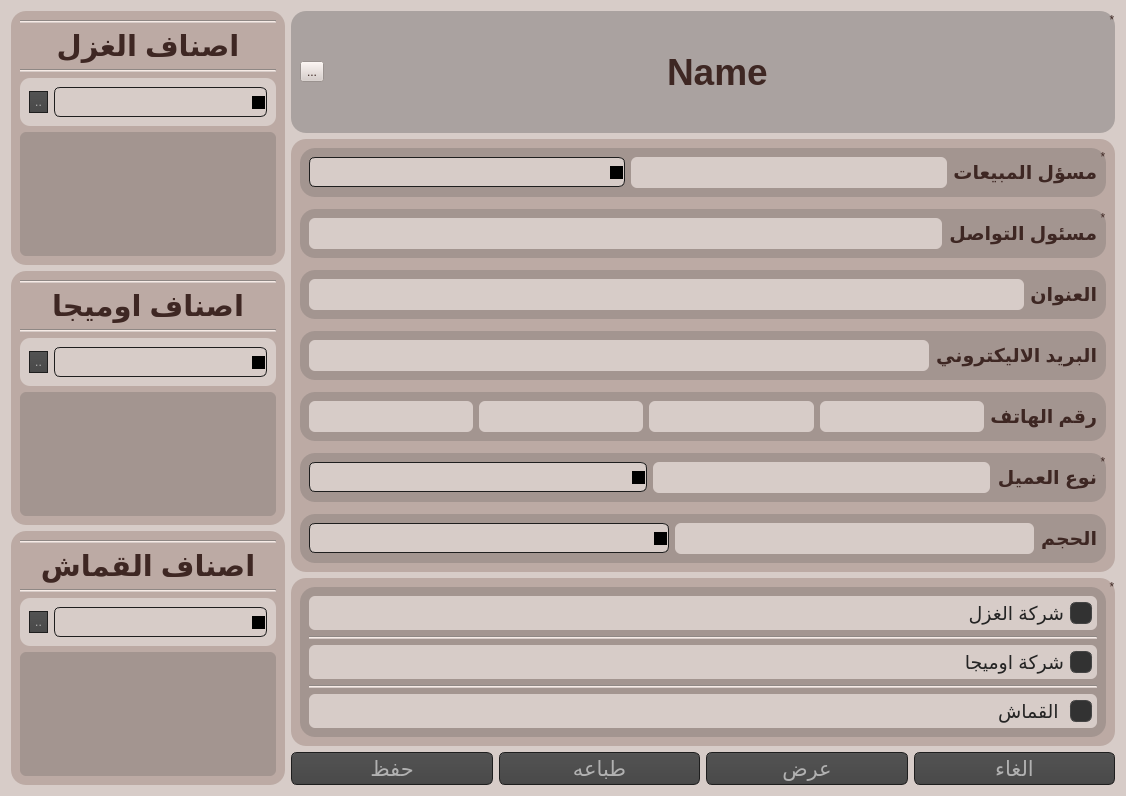
3bdokha/Customers, file Layouts/details_ui.ui: the form before one commit.
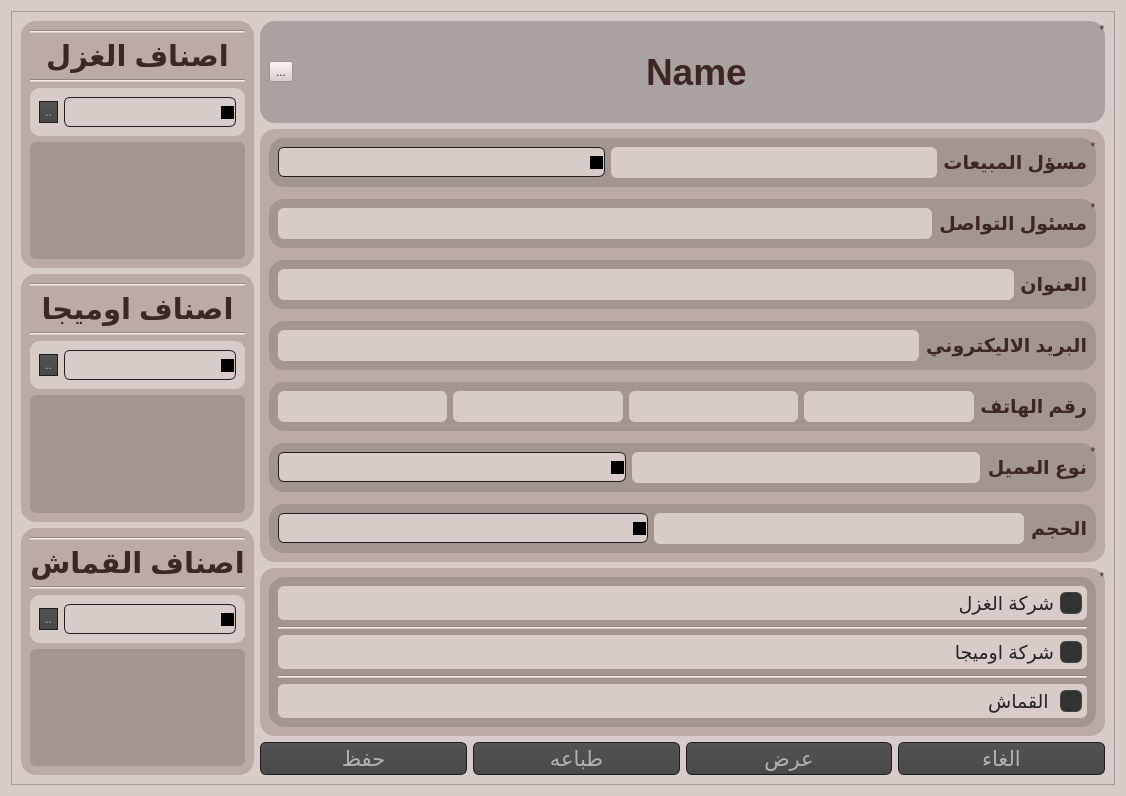
The form after the commit. Icons and pictures are not drawn.

What changed in the file:
```diff
--- a/Layouts/details_ui.ui
+++ b/Layouts/details_ui.ui
@@ -543,7 +543,22 @@
     border: 1px solid #444;
 }</string>
   </property>
-  <layout class="QHBoxLayout" name="horizontalLayout_7" stretch="0,1">
+  <layout class="QGridLayout" name="gridLayout">
+   <item row="0" column="0">
+    <widget class="QScrollArea" name="scrollArea">
+     <property name="widgetResizable">
+      <bool>true</bool>
+     </property>
+     <widget class="QWidget" name="scrollAreaWidgetContents">
+      <property name="geometry">
+       <rect>
+        <x>0</x>
+        <y>0</y>
+        <width>1106</width>
+        <height>776</height>
+       </rect>
+      </property>
+      <layout class="QHBoxLayout" name="horizontalLayout_7">
    <item>
     <layout class="QVBoxLayout" name="verticalLayout_7">
      <item>
@@ -1666,6 +1681,10 @@
       </layout>
      </item>
     </layout>
+       </item>
+      </layout>
+     </widget>
+    </widget>
    </item>
   </layout>
  </widget>
```
Lines whose indentation alone changed are shown as unchanged.
